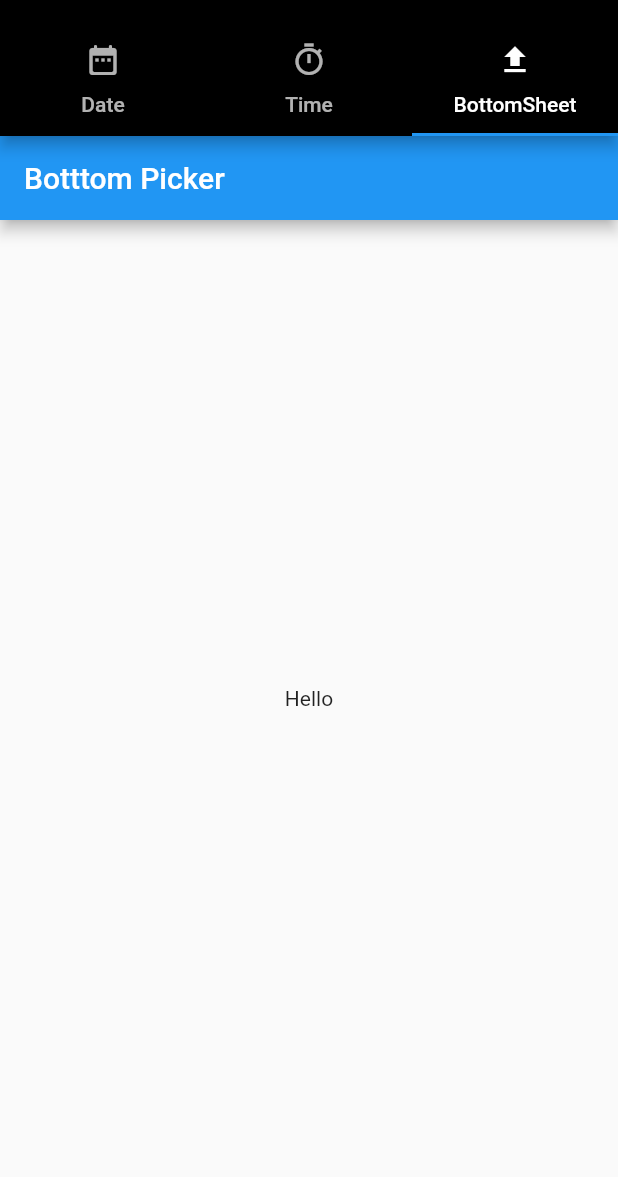
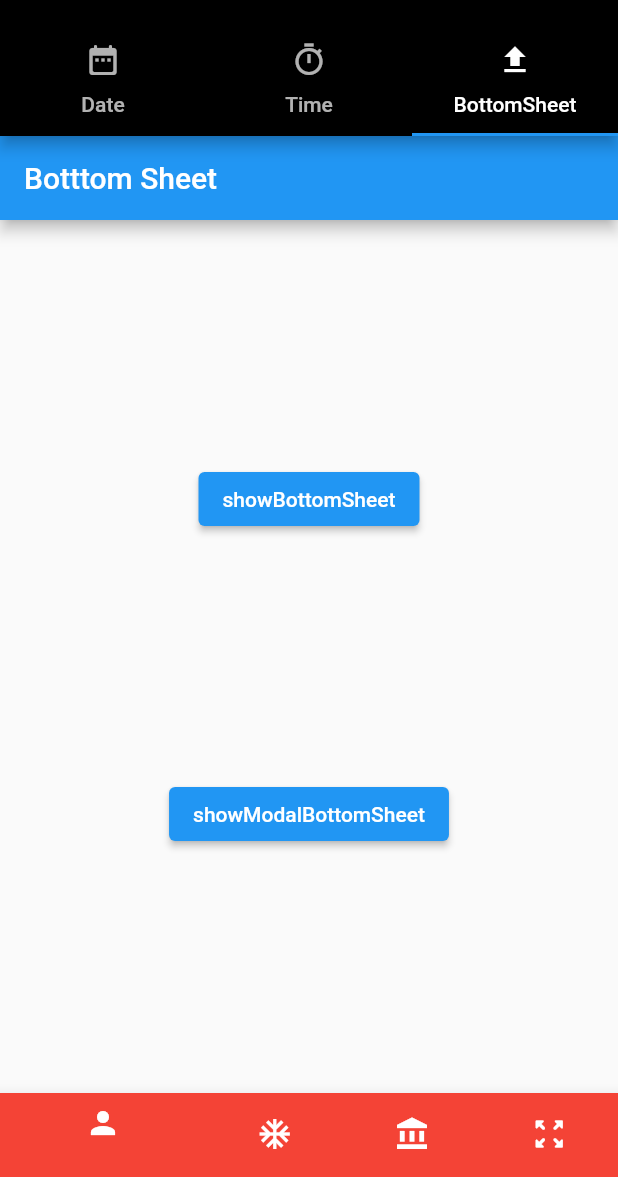
Before and after one commit to VivekTailor19/practice_advance, a Flutter app: the screen it shows after launch, tab 3 chosen, on a phone screen of 412 x 824 dp, the part 59-1236 px from its top. Run offline on Flutter 3.47's test engine with Material 2 defaults, Android fonts, the phone set to English and light mode, and no system bars.

Commit message:
Show Date Time Bottom Sheet

```diff
--- a/lib/show_date_time_bottomsheet/screen/bottomsheet.dart
+++ b/lib/show_date_time_bottomsheet/screen/bottomsheet.dart
@@ -13,11 +13,41 @@ class _BottomSheet_ScreenState extends State<BottomSheet_Screen> {
     return SafeArea(
       child: Scaffold(
         appBar: AppBar(
-          title: Text("Botttom Picker"),
+          title: Text("Botttom Sheet"),
         ),
         body: Center(
-          child: Text("Hello"),
-        ),
+          child: Column(mainAxisAlignment: MainAxisAlignment.spaceEvenly,
+            children: [
+
+
+
+              ElevatedButton(onPressed: () {
+                showBottomSheet(context: context, builder: (context) {
+                  return BottomSheet(onClosing: () {
+                    //  Place Fuction here if you want.....
+                  }, builder:(context) {
+                    return Container(height: 150,
+                    width: double.infinity,
+                    color: Colors.greenAccent,
+                    child: Text("Hello World \n It's Simple BottomSheet"));
+                  },);
+                },);
+              }, child: Text("showBottomSheet")),
+              ElevatedButton(onPressed: () {
+                showModalBottomSheet(context: context, builder: (context) {
+                  return BottomSheet(onClosing: () {
+                    //  Place Fuction here if you want.....
+                  }, builder:(context) {
+                    return Container(
+                      height: 150,
+                        color: Colors.pinkAccent,
+                        child: Text("Hello World \n It's Simple ModalBottomSheet"));
+                  },);
+                },);
+              }, child: Text("showModalBottomSheet")),
+            ],
+          ),
+        )
       ),
     );
   }
--- a/lib/show_date_time_bottomsheet/show.dart
+++ b/lib/show_date_time_bottomsheet/show.dart
@@ -44,6 +44,17 @@ class _Show_Date_Time_BottomSheetState
             ],
           ),
 
+          bottomNavigationBar: BottomNavigationBar(
+
+            items: [
+              BottomNavigationBarItem(icon: Icon(Icons.person),label: "",backgroundColor: Colors.red,),
+              BottomNavigationBarItem(icon:Icon(Icons.ac_unit_outlined),label: ""),
+              BottomNavigationBarItem(icon:Icon(Icons.account_balance),label: ""),
+              BottomNavigationBarItem(icon:Icon(Icons.zoom_out_map_rounded),label: ""),
+
+            ],
+          ),
+
 
         ),
       ),
```
